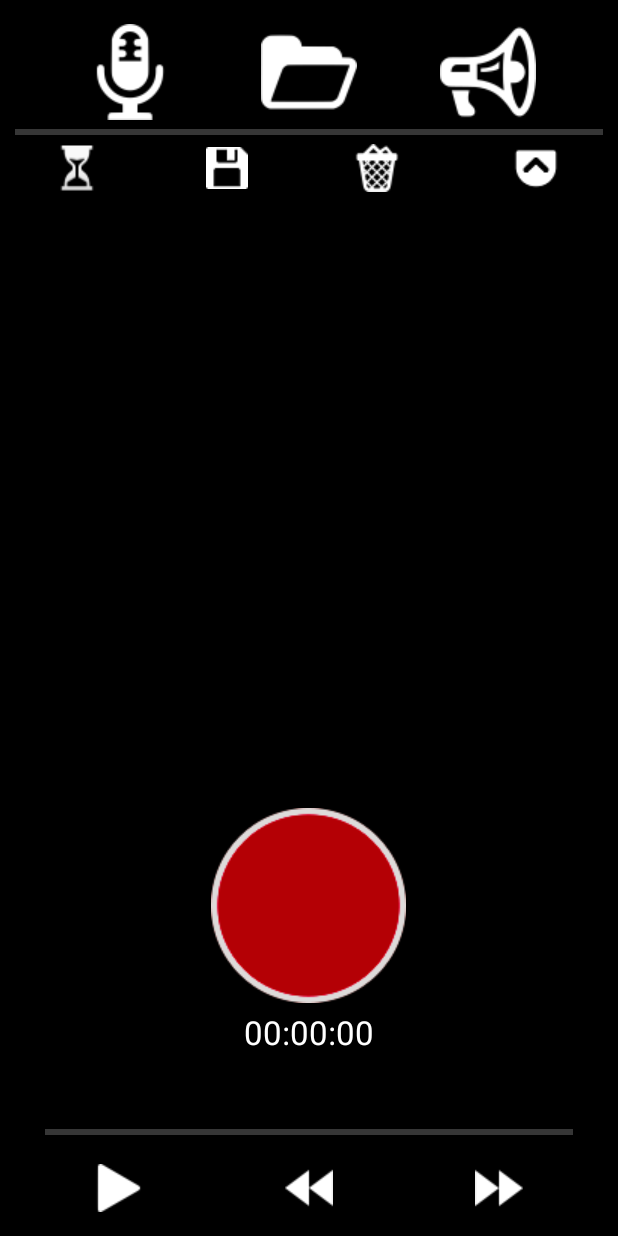
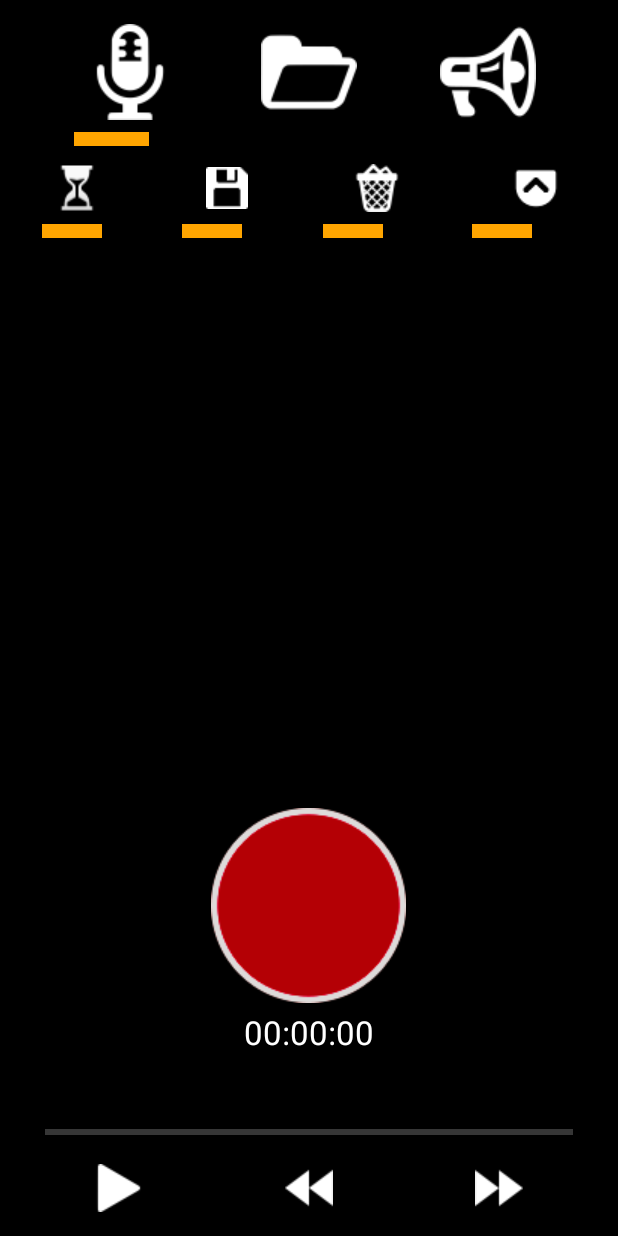
Before and after one commit to jaredwilson/Project, an Android app: the screen it shows after launch (Recording), on a phone screen of 412 x 824 dp. Run offline under Robolectric (Android 15) with nearby library versions, the phone set to English and light mode, and no system bars.

Commit message:
Recording activity emphasis

```diff
--- a/app/src/main/res/layout/recording_layout.xml
+++ b/app/src/main/res/layout/recording_layout.xml
@@ -45,7 +45,15 @@
         android:onClick="editTabPress"
         android:background="#00000000" />
 
+    <Button android:id="@+id/emphasisBar1"
+        android:layout_width="50dp"
+        android:layout_height="9dp"
+        android:background="#FFA500"
+        android:layout_below="@+id/recordTab"
+        android:layout_marginLeft="49dp"
+        android:layout_marginTop="8dp"/>
 
+    <!--
         <ProgressBar android:id="@+id/border1"
             style="?android:attr/progressBarStyleHorizontal"
             android:layout_width="match_parent"
@@ -55,7 +63,7 @@
             android:layout_below="@+id/folderTab"
             android:layout_centerHorizontal="true" />
 
-    <!-- add onCLick event handler for this button later...-->
+        add onCLick event handler for this button later...-->
     <!-- ex: modal says "set recording time:" w/ spinners and OK/CANCEL
     TextView android:id="@+id/recTime"
         android:text="@string/rec_time"
@@ -108,9 +116,9 @@
         android:layout_width="match_parent"
         android:layout_height="wrap_content"
         android:orientation="horizontal"
-        android:layout_below="@+id/folderTab"
+        android:layout_below="@+id/emphasisBar1"
         android:layout_centerHorizontal="true"
-        android:paddingTop="12dp"
+        android:layout_marginTop="8dp"
 
         >
 
@@ -150,6 +158,50 @@
             android:layout_weight="2"
             android:onClick="onClick_pocketMode"/>
     </LinearLayout>
+
+
+    <LinearLayout android:id="@+id/emphasisContainer"
+        android:layout_width="match_parent"
+        android:layout_height="wrap_content"
+        android:orientation="horizontal"
+        android:layout_below="@+id/toolBar"
+        android:layout_centerHorizontal="true"
+        android:layout_marginTop="4dp" >
+
+        <Button android:id="@+id/emphasisBar2a"
+            android:layout_width="40dp"
+            android:layout_height="9dp"
+            android:background="#FFA500"
+            android:layout_marginLeft="28dp"
+            />
+
+        <Button android:id="@+id/emphasisBar2b"
+            android:layout_width="40dp"
+            android:layout_height="9dp"
+            android:background="#FFA500"
+            android:layout_marginLeft="53dp"
+            />
+
+        <Button android:id="@+id/emphasisBar2c"
+            android:layout_width="40dp"
+            android:layout_height="9dp"
+            android:background="#FFA500"
+            android:layout_marginLeft="54dp"
+            />
+
+        <Button android:id="@+id/emphasisBar2d"
+            android:layout_width="40dp"
+            android:layout_height="9dp"
+            android:background="#FFA500"
+            android:layout_marginLeft="59dp"
+            />
+
+    </LinearLayout>
+
+
+
+
+
 
     <RelativeLayout android:id="@+id/sliderBar"
         android:visibility="gone"
```
Lines whose indentation alone changed are shown as unchanged.
